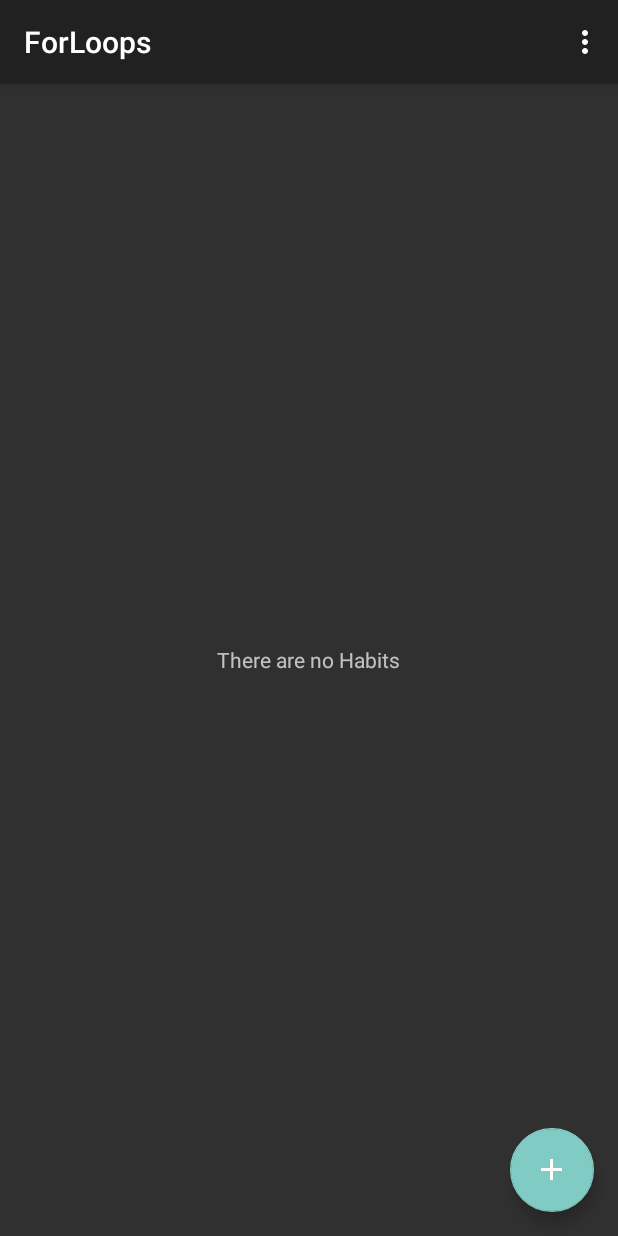
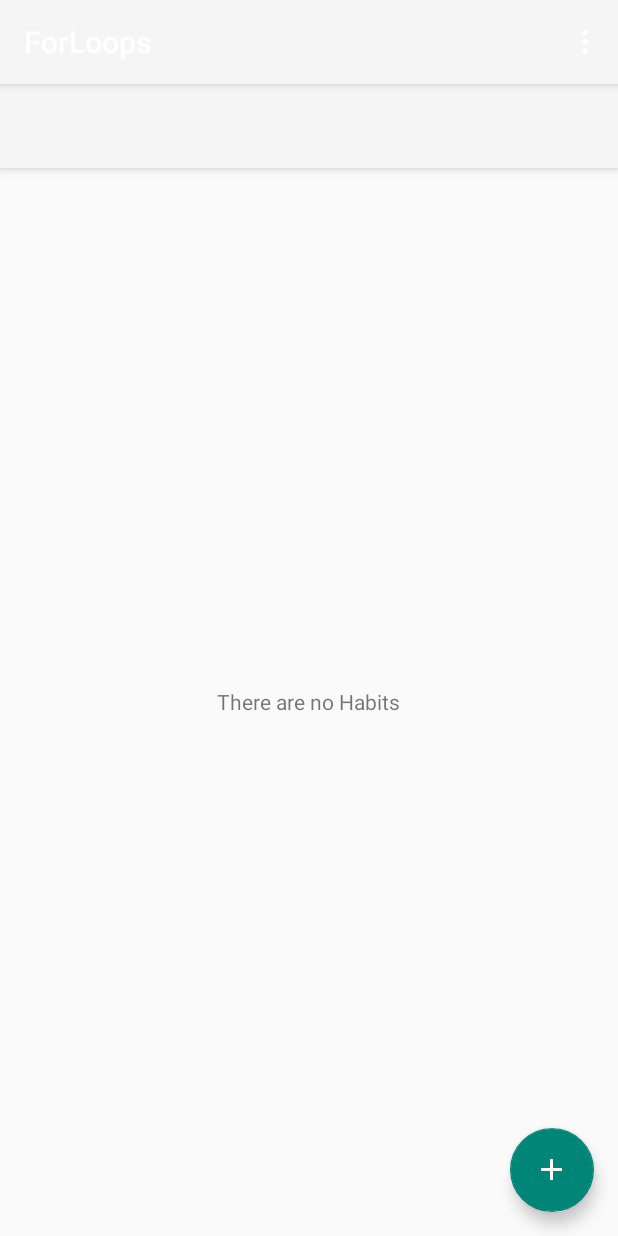
Before and after one commit to stac21/HabitHelper, an Android app: the screen it shows after launch (MainActivity), on a phone screen of 412 x 824 dp. Run offline under Robolectric (Android 15) with nearby library versions, the phone set to English and light mode, and no system bars; 2 statements that could not run were skipped.

Commit message:
Theme stuff

```diff
--- a/app/src/main/java/com/example/grant/projectmoheth/MainActivity.java
+++ b/app/src/main/java/com/example/grant/projectmoheth/MainActivity.java
@@ -45,6 +45,7 @@ public class MainActivity extends AppCompatActivity {
     @Override
     protected void onCreate(Bundle savedInstanceState) {
         super.onCreate(savedInstanceState);
+        Utils.onActivityCreateSetTheme(this);
         setContentView(R.layout.activity_main);
         Toolbar toolbar = (Toolbar) findViewById(R.id.toolbar);
         setSupportActionBar(toolbar);
@@ -304,6 +305,11 @@ public class MainActivity extends AppCompatActivity {
             this.startActivity(i);
         } else if (id == R.id.temp_item) {
             new MyNotification(MainActivity.this);
+        } else if (id == R.id.temp_item2) {
+            if (Utils.getCurrentTheme() == Utils.NIGHT_THEME)
+                Utils.changeTheme(MainActivity.this, Utils.LIGHT_THEME);
+            else if (Utils.getCurrentTheme() == Utils.LIGHT_THEME)
+                Utils.changeTheme(MainActivity.this, Utils.TEST);
         }
 
         return super.onOptionsItemSelected(item);
--- a/app/src/main/res/menu/menu_main.xml
+++ b/app/src/main/res/menu/menu_main.xml
@@ -12,4 +12,9 @@
         android:orderInCategory="200"
         android:title="Test Notification"
         app:showAsAction="never"/>
+    <item
+        android:id="@+id/temp_item2"
+        android:orderInCategory="300"
+        android:title="Change Theme"
+        app:showAsAction="never"/>
 </menu>
--- a/app/src/main/res/values-v21/styles.xml
+++ b/app/src/main/res/values-v21/styles.xml
@@ -5,5 +5,6 @@
         <item name="windowNoTitle">true</item>
         <item name="android:windowDrawsSystemBarBackgrounds">true</item>
         <item name="android:statusBarColor">@android:color/transparent</item>
+        <item name="android:colorBackground">@color/background_material_dark</item>
     </style>
 </resources>
--- a/app/src/main/res/values/colors.xml
+++ b/app/src/main/res/values/colors.xml
@@ -3,4 +3,6 @@
     <color name="colorPrimary">#747377</color>
     <color name="colorPrimaryDark">#4f5255</color>
     <color name="colorAccent">#ff4081</color>
+    <color name="background_material_light_1">#bc2323</color>
+    <color name="background_material_dark">#9b0d0d</color>
 </resources>
--- a/app/src/main/res/values/styles.xml
+++ b/app/src/main/res/values/styles.xml
@@ -11,19 +11,30 @@
     <style name="AppTheme.NoActionBar">
         <item name="windowActionBar">false</item>
         <item name="windowNoTitle">true</item>
+        <item name="android:colorBackground">@color/background_material_dark</item>
     </style>
 
     <style name="AppTheme.AppBarOverlay" parent="ThemeOverlay.AppCompat.Dark.ActionBar" />
 
     <style name="AppTheme.PopupOverlay" parent="ThemeOverlay.AppCompat.Light" />
 
-    <!--
-    <style name="MyLightTheme" parent="Theme.AppCompat.Light.DarkActionBar">
+
+    <style name="LightTheme" parent="Theme.AppCompat.Light.DarkActionBar">
         <item name="colorPrimary">@color/primary_material_light</item>
         <item name="colorPrimaryDark">@color/primary_dark_material_light</item>
         <item name="colorAccent">@color/accent_material_light</item>
-        <item name="statusBarColor">@color/colorPrimaryDark</item>
     </style>
-    -->
 
+    <style name="NightTheme">
+        <item name="colorPrimary">@color/primary_material_dark</item>
+        <item name="colorPrimaryDark">@color/primary_dark_material_dark</item>
+        <item name="colorAccent">@color/accent_material_dark</item>
+    </style>
+
+    <style name="BlackTheme">
+        <item name="colorPrimary">#000000</item>
+        <item name="colorPrimaryDark">#000000</item>
+        <item name="colorAccent">@color/primary_material_dark</item>
+        <item name="android:background">#FF000000</item>
+    </style>
 </resources>
```
Also changed, not shown: app/src/main/java/com/example/grant/projectmoheth/Utils.java (added, +38 -0 lines).
